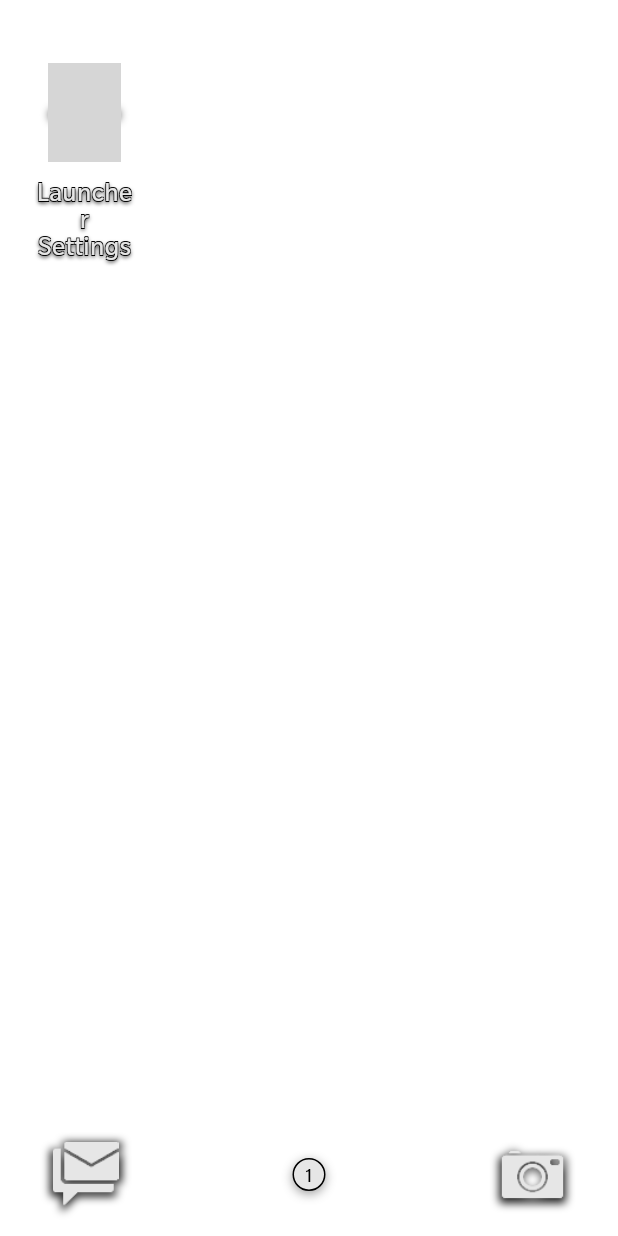
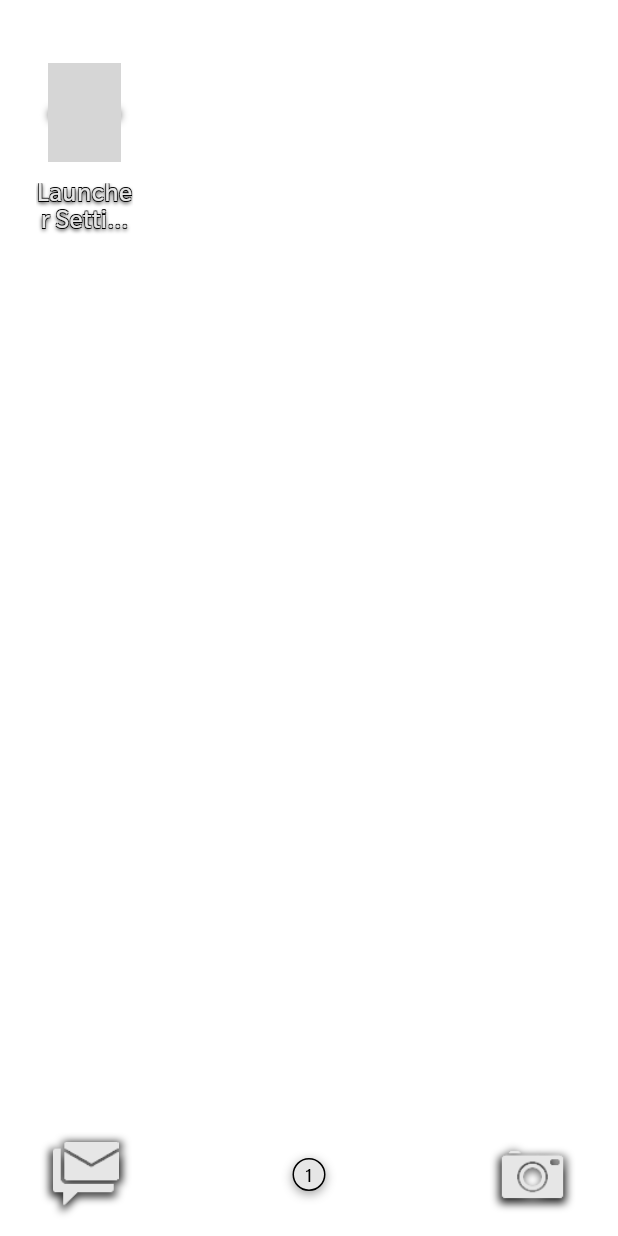
Before and after one commit to mybabysexy/classiclauncher, a Flutter app: the screen it shows after launch, on a phone screen of 412 x 824 dp. Run offline on Flutter 3.47's test engine with Material 3 defaults, Android fonts, the phone set to English and light mode, and no system bars; our stand-ins replace copy_with_extension, equatable, get; project files that could hold a hidden picture were left out; grey boxes are pictures that could not be loaded.

Commit message:
Fixed Text Overflow

```diff
--- a/lib/models/theme/app_grid_theme.dart
+++ b/lib/models/theme/app_grid_theme.dart
@@ -72,7 +72,7 @@ class AppGridTheme extends Equatable {
       Shadow(offset: Offset(-0.5, 0.5), color: appCardTextOutlineColour),
       Shadow(blurRadius: 3, color: Colors.black, offset: Offset(0, 1.5)),
     ],
-    overflow: TextOverflow.clip,
+    overflow: TextOverflow.ellipsis,
   );
 
   @override
--- a/lib/widgets/app_card.dart
+++ b/lib/widgets/app_card.dart
@@ -135,7 +135,7 @@ class _AppCardState extends State<AppCard> with SingleTickerProviderStateMixin {
                   imageBytes: widget.appInfo.icon,
                 ),
               ),
-              Text(widget.appInfo.title, textAlign: TextAlign.center, style: themeHandler.theme.value.appGridTheme.appCardTextStyle),
+              Text(widget.appInfo.title, textAlign: TextAlign.center, maxLines: 2, overflow: TextOverflow.ellipsis, style: themeHandler.theme.value.appGridTheme.appCardTextStyle),
             ],
           ),
         ),
@@ -196,7 +196,7 @@ class _AppCardState extends State<AppCard> with SingleTickerProviderStateMixin {
                           imageBytes: widget.appInfo.icon,
                         ),
                       ),
-                      Text(widget.appInfo.title, textAlign: TextAlign.center, style: themeHandler.theme.value.appGridTheme.appCardTextStyle),
+                      Text(widget.appInfo.title, textAlign: TextAlign.center, maxLines: 2, overflow: TextOverflow.ellipsis, style: themeHandler.theme.value.appGridTheme.appCardTextStyle),
                     ],
                   );
                 }),
```
